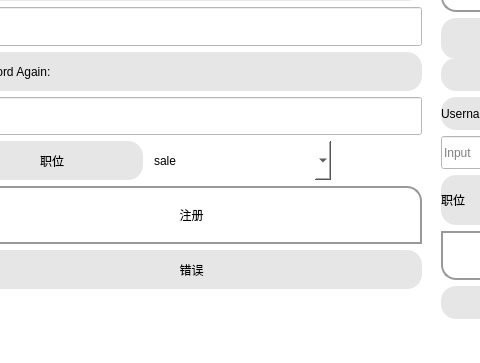
Before: the Qt Designer form storeUi/store.ui in 97CBR/drivesSystem, drawn with Qt 5; both pictures show x 89 to 569 and y 402 to 765 of the 993 by 765 pixel window.
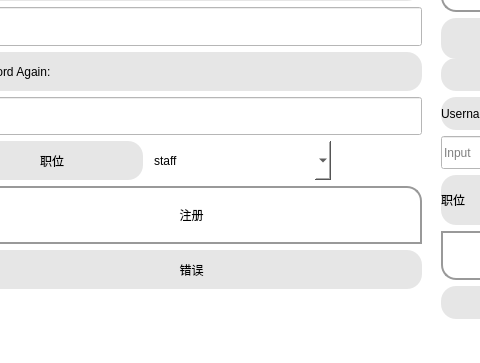
After: the same form once the commit is applied. The open tabs and pages were chosen to show the change. Icons and pictures are not drawn.

```diff
--- a/storeUi/store.ui
+++ b/storeUi/store.ui
@@ -1152,7 +1152,7 @@
              </property>
              <item>
               <property name="text">
-               <string>sale</string>
+               <string>staff</string>
               </property>
              </item>
              <item>
```
Left out of the diff: 21 changed lines with no effect on the pictures.
